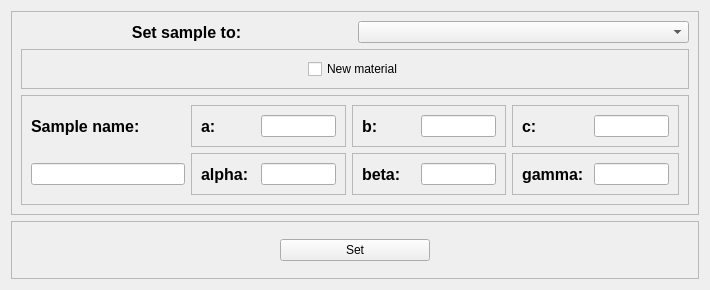
HugoValim/DAF, file gui/sample.ui: the form before one commit.
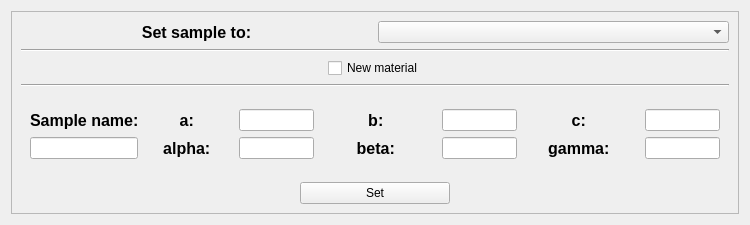
The form after the commit.

Commit message: Changed daf.gui layout, and also fixed the logic tab in gui

The edit to the form file:
```diff
--- a/gui/sample.ui
+++ b/gui/sample.ui
@@ -6,8 +6,8 @@
    <rect>
     <x>0</x>
     <y>0</y>
-    <width>710</width>
-    <height>290</height>
+    <width>750</width>
+    <height>225</height>
    </rect>
   </property>
   <property name="windowTitle">
@@ -48,14 +48,14 @@
        </layout>
       </item>
       <item>
-       <widget class="QFrame" name="frame_2">
-        <property name="frameShape">
-         <enum>QFrame::StyledPanel</enum>
+       <widget class="Line" name="line">
+        <property name="orientation">
+         <enum>Qt::Horizontal</enum>
         </property>
-        <property name="frameShadow">
-         <enum>QFrame::Raised</enum>
-        </property>
-        <layout class="QHBoxLayout" name="horizontalLayout_5">
+       </widget>
+      </item>
+      <item>
+       <layout class="QHBoxLayout" name="horizontalLayout">
          <item>
           <spacer name="horizontalSpacer">
            <property name="orientation">
@@ -90,30 +90,32 @@
           </spacer>
          </item>
         </layout>
+      </item>
+      <item>
+       <widget class="Line" name="line_2">
+        <property name="orientation">
+         <enum>Qt::Horizontal</enum>
+        </property>
        </widget>
       </item>
       <item>
-       <widget class="QFrame" name="frame_new_mat">
-        <property name="frameShape">
-         <enum>QFrame::StyledPanel</enum>
-        </property>
-        <property name="frameShadow">
-         <enum>QFrame::Raised</enum>
-        </property>
-        <layout class="QHBoxLayout" name="horizontalLayout_6">
+       <widget class="QWidget" name="frame_new_mat" native="true">
+        <layout class="QHBoxLayout" name="horizontalLayout_7">
          <item>
-          <layout class="QGridLayout" name="gridLayout_2">
-           <item row="0" column="2">
-            <widget class="QFrame" name="frame_4">
-             <property name="frameShape">
-              <enum>QFrame::StyledPanel</enum>
+          <layout class="QVBoxLayout" name="verticalLayout_4">
+           <item>
+            <layout class="QGridLayout" name="gridLayout_new_samp">
+             <property name="rightMargin">
+              <number>0</number>
              </property>
-             <property name="frameShadow">
-              <enum>QFrame::Raised</enum>
+             <property name="horizontalSpacing">
+              <number>0</number>
              </property>
-             <layout class="QHBoxLayout" name="horizontalLayout_10">
-              <item>
-               <layout class="QHBoxLayout" name="horizontalLayout_9">
+             <item row="0" column="3">
+              <layout class="QHBoxLayout" name="horizontalLayout_19">
+               <property name="rightMargin">
+                <number>0</number>
+               </property>
                 <item>
                  <widget class="QLabel" name="label_4">
                   <property name="font">
@@ -126,6 +128,9 @@
                   <property name="text">
                    <string>b: </string>
                   </property>
+                 <property name="alignment">
+                  <set>Qt::AlignCenter</set>
+                 </property>
                  </widget>
                 </item>
                 <item>
@@ -146,172 +151,8 @@
                 </item>
                </layout>
               </item>
-             </layout>
-            </widget>
-           </item>
-           <item row="0" column="1">
-            <widget class="QFrame" name="frame_3">
-             <property name="frameShape">
-              <enum>QFrame::StyledPanel</enum>
-             </property>
-             <property name="frameShadow">
-              <enum>QFrame::Raised</enum>
-             </property>
-             <layout class="QHBoxLayout" name="horizontalLayout_8">
-              <item>
-               <layout class="QHBoxLayout" name="horizontalLayout_7">
-                <item>
-                 <widget class="QLabel" name="label_3">
-                  <property name="font">
-                   <font>
-                    <pointsize>12</pointsize>
-                    <weight>75</weight>
-                    <bold>true</bold>
-                   </font>
-                  </property>
-                  <property name="text">
-                   <string>a: </string>
-                  </property>
-                 </widget>
-                </item>
-                <item>
-                 <widget class="QLineEdit" name="lineEdit_a">
-                  <property name="minimumSize">
-                   <size>
-                    <width>75</width>
-                    <height>0</height>
-                   </size>
-                  </property>
-                  <property name="maximumSize">
-                   <size>
-                    <width>75</width>
-                    <height>16777215</height>
-                   </size>
-                  </property>
-                 </widget>
-                </item>
-               </layout>
-              </item>
-             </layout>
-            </widget>
-           </item>
-           <item row="0" column="3">
-            <widget class="QFrame" name="frame_5">
-             <property name="frameShape">
-              <enum>QFrame::StyledPanel</enum>
-             </property>
-             <property name="frameShadow">
-              <enum>QFrame::Raised</enum>
-             </property>
-             <layout class="QHBoxLayout" name="horizontalLayout_12">
-              <item>
-               <layout class="QHBoxLayout" name="horizontalLayout_11">
-                <item>
-                 <widget class="QLabel" name="label_5">
-                  <property name="font">
-                   <font>
-                    <pointsize>12</pointsize>
-                    <weight>75</weight>
-                    <bold>true</bold>
-                   </font>
-                  </property>
-                  <property name="text">
-                   <string>c: </string>
-                  </property>
-                 </widget>
-                </item>
-                <item>
-                 <widget class="QLineEdit" name="lineEdit_c">
-                  <property name="minimumSize">
-                   <size>
-                    <width>75</width>
-                    <height>0</height>
-                   </size>
-                  </property>
-                  <property name="maximumSize">
-                   <size>
-                    <width>75</width>
-                    <height>16777215</height>
-                   </size>
-                  </property>
-                 </widget>
-                </item>
-               </layout>
-              </item>
-             </layout>
-            </widget>
-           </item>
-           <item row="0" column="0">
-            <widget class="QLabel" name="label_2">
-             <property name="font">
-              <font>
-               <pointsize>12</pointsize>
-               <weight>75</weight>
-               <bold>true</bold>
-              </font>
-             </property>
-             <property name="text">
-              <string>Sample name:</string>
-             </property>
-            </widget>
-           </item>
-           <item row="1" column="1">
-            <widget class="QFrame" name="frame_6">
-             <property name="frameShape">
-              <enum>QFrame::StyledPanel</enum>
-             </property>
-             <property name="frameShadow">
-              <enum>QFrame::Raised</enum>
-             </property>
-             <layout class="QVBoxLayout" name="verticalLayout_3">
-              <item>
-               <layout class="QHBoxLayout" name="horizontalLayout_13">
-                <item>
-                 <widget class="QLabel" name="label_6">
-                  <property name="font">
-                   <font>
-                    <pointsize>12</pointsize>
-                    <weight>75</weight>
-                    <bold>true</bold>
-                   </font>
-                  </property>
-                  <property name="text">
-                   <string>alpha: </string>
-                  </property>
-                 </widget>
-                </item>
-                <item>
-                 <widget class="QLineEdit" name="lineEdit_alpha">
-                  <property name="minimumSize">
-                   <size>
-                    <width>75</width>
-                    <height>0</height>
-                   </size>
-                  </property>
-                  <property name="maximumSize">
-                   <size>
-                    <width>75</width>
-                    <height>16777215</height>
-                   </size>
-                  </property>
-                 </widget>
-                </item>
-               </layout>
-              </item>
-             </layout>
-            </widget>
-           </item>
-           <item row="1" column="2">
-            <widget class="QFrame" name="frame_7">
-             <property name="frameShape">
-              <enum>QFrame::StyledPanel</enum>
-             </property>
-             <property name="frameShadow">
-              <enum>QFrame::Raised</enum>
-             </property>
-             <layout class="QHBoxLayout" name="horizontalLayout_15">
-              <item>
-               <layout class="QHBoxLayout" name="horizontalLayout_14">
+             <item row="1" column="3">
+              <layout class="QHBoxLayout" name="horizontalLayout_20">
                 <item>
                  <widget class="QLabel" name="label_7">
                   <property name="font">
@@ -324,6 +165,9 @@
                   <property name="text">
                    <string>beta: </string>
                   </property>
+                 <property name="alignment">
+                  <set>Qt::AlignCenter</set>
+                 </property>
                  </widget>
                 </item>
                 <item>
@@ -344,20 +188,8 @@
                 </item>
                </layout>
               </item>
-             </layout>
-            </widget>
-           </item>
-           <item row="1" column="3">
-            <widget class="QFrame" name="frame_8">
-             <property name="frameShape">
-              <enum>QFrame::StyledPanel</enum>
-             </property>
-             <property name="frameShadow">
-              <enum>QFrame::Raised</enum>
-             </property>
-             <layout class="QHBoxLayout" name="horizontalLayout_17">
-              <item>
-               <layout class="QHBoxLayout" name="horizontalLayout_16">
+             <item row="1" column="4">
+              <layout class="QHBoxLayout" name="horizontalLayout_22">
                 <item>
                  <widget class="QLabel" name="label_8">
                   <property name="font">
@@ -370,6 +202,9 @@
                   <property name="text">
                    <string>gamma: </string>
                   </property>
+                 <property name="alignment">
+                  <set>Qt::AlignCenter</set>
+                 </property>
                  </widget>
                 </item>
                 <item>
@@ -390,29 +225,165 @@
                 </item>
                </layout>
               </item>
-             </layout>
-            </widget>
+             <item row="1" column="2">
+              <layout class="QHBoxLayout" name="horizontalLayout_3">
+               <item>
+                <widget class="QLabel" name="label_6">
+                 <property name="maximumSize">
+                  <size>
+                   <width>100</width>
+                   <height>16777215</height>
+                  </size>
+                 </property>
+                 <property name="font">
+                  <font>
+                   <pointsize>12</pointsize>
+                   <weight>75</weight>
+                   <bold>true</bold>
+                  </font>
+                 </property>
+                 <property name="text">
+                  <string>alpha: </string>
+                 </property>
+                 <property name="alignment">
+                  <set>Qt::AlignCenter</set>
+                 </property>
+                </widget>
+               </item>
+               <item>
+                <widget class="QLineEdit" name="lineEdit_alpha">
+                 <property name="minimumSize">
+                  <size>
+                   <width>75</width>
+                   <height>0</height>
+                  </size>
+                 </property>
+                 <property name="maximumSize">
+                  <size>
+                   <width>75</width>
+                   <height>16777215</height>
+                  </size>
+                 </property>
+                </widget>
+               </item>
+              </layout>
            </item>
            <item row="1" column="0">
-            <widget class="QLineEdit" name="lineEdit_samp_name"/>
-           </item>
-          </layout>
-         </item>
-        </layout>
-       </widget>
-      </item>
-     </layout>
+              <widget class="QLineEdit" name="lineEdit_samp_name">
+               <property name="sizePolicy">
+                <sizepolicy hsizetype="Fixed" vsizetype="Fixed">
+                 <horstretch>0</horstretch>
+                 <verstretch>0</verstretch>
+                </sizepolicy>
+               </property>
+              </widget>
+             </item>
+             <item row="0" column="0">
+              <widget class="QLabel" name="label_2">
+               <property name="font">
+                <font>
+                 <pointsize>12</pointsize>
+                 <weight>75</weight>
+                 <bold>true</bold>
+                </font>
+               </property>
+               <property name="text">
+                <string>Sample name:</string>
+               </property>
+              </widget>
+             </item>
+             <item row="0" column="2">
+              <layout class="QHBoxLayout" name="horizontalLayout_2">
+               <item>
+                <widget class="QLabel" name="label_3">
+                 <property name="maximumSize">
+                  <size>
+                   <width>100</width>
+                   <height>16777215</height>
+                  </size>
+                 </property>
+                 <property name="font">
+                  <font>
+                   <pointsize>12</pointsize>
+                   <weight>75</weight>
+                   <bold>true</bold>
+                  </font>
+                 </property>
+                 <property name="text">
+                  <string>a: </string>
+                 </property>
+                 <property name="alignment">
+                  <set>Qt::AlignCenter</set>
+                 </property>
+                </widget>
+               </item>
+               <item>
+                <widget class="QLineEdit" name="lineEdit_a">
+                 <property name="minimumSize">
+                  <size>
+                   <width>75</width>
+                   <height>0</height>
+                  </size>
+                 </property>
+                 <property name="maximumSize">
+                  <size>
+                   <width>75</width>
+                   <height>16777215</height>
+                  </size>
+                 </property>
+                </widget>
+               </item>
+              </layout>
+             </item>
+             <item row="0" column="4">
+              <layout class="QHBoxLayout" name="horizontalLayout_21">
+               <property name="rightMargin">
+                <number>0</number>
+               </property>
+               <item>
+                <widget class="QLabel" name="label_5">
+                 <property name="font">
+                  <font>
+                   <pointsize>12</pointsize>
+                   <weight>75</weight>
+                   <bold>true</bold>
+                  </font>
+                 </property>
+                 <property name="text">
+                  <string>c: </string>
+                 </property>
+                 <property name="alignment">
+                  <set>Qt::AlignCenter</set>
+                 </property>
     </widget>
    </item>
    <item>
-    <widget class="QFrame" name="frame_9">
-     <property name="frameShape">
-      <enum>QFrame::StyledPanel</enum>
-     </property>
-     <property name="frameShadow">
-      <enum>QFrame::Raised</enum>
-     </property>
-     <layout class="QHBoxLayout" name="horizontalLayout_18">
+                <widget class="QLineEdit" name="lineEdit_c">
+                 <property name="minimumSize">
+                  <size>
+                   <width>75</width>
+                   <height>0</height>
+                  </size>
+                 </property>
+                 <property name="maximumSize">
+                  <size>
+                   <width>75</width>
+                   <height>16777215</height>
+                  </size>
+                 </property>
+                </widget>
+               </item>
+              </layout>
+             </item>
+            </layout>
+           </item>
+          </layout>
+         </item>
+        </layout>
+       </widget>
+      </item>
+      <item>
+       <layout class="QHBoxLayout" name="horizontalLayout_6">
       <item>
        <spacer name="horizontalSpacer_3">
         <property name="orientation">
@@ -454,6 +425,8 @@
          </size>
         </property>
        </spacer>
+        </item>
+       </layout>
       </item>
      </layout>
     </widget>
```
Lines whose indentation alone changed are shown as unchanged. The commit also changes 12 other files.
